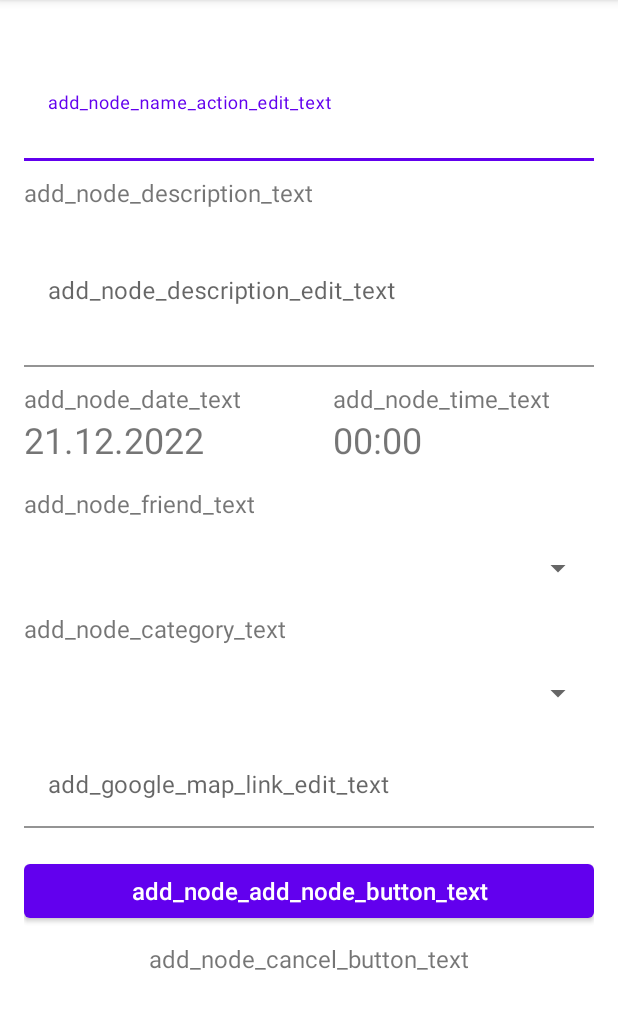
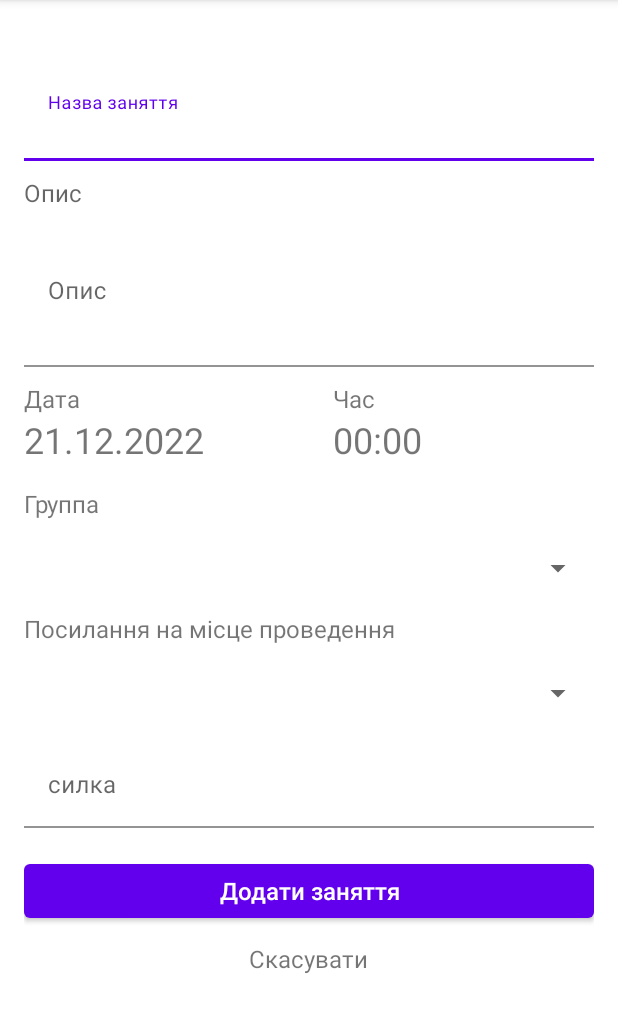
Before and after one commit to MasterNikPro/piv_dev_project, an Android app: the screen it shows after launch once a user with an empty profile is signed in (CreateLessonActivity), after a tap on an icon or button, on a phone screen of 412 x 824 dp, the part 84-1117 px from its top. Run offline under Robolectric (Android 15) with nearby library versions, the phone set to English and light mode, and no system bars; our stand-ins replace Firebase (no records; nobody signed in at launch, a user with empty details on screens opened directly).

Commit message:
adding complete

```diff
--- a/app/src/main/java/com/example/piv_dev_project/MainActivity.java
+++ b/app/src/main/java/com/example/piv_dev_project/MainActivity.java
@@ -6,6 +6,8 @@ import android.content.Intent;
 import android.os.Bundle;
 
 import com.example.piv_dev_project.auth.RegisterActivity;
+import com.example.piv_dev_project.user.ProfessorClass;
+import com.example.piv_dev_project.user.ProfessorNetwork;
 import com.google.firebase.auth.FirebaseAuth;
 import com.google.firebase.auth.FirebaseUser;
 
@@ -26,8 +28,9 @@ public class MainActivity extends AppCompatActivity {
         currentUser = mAuth.getCurrentUser();
         if (currentUser != null) {
             currentUser.reload();
+            ProfessorNetwork user= new ProfessorNetwork("Hui","Zalupa",currentUser.getUid());
+        } else {
 
-        } else {
             Intent intent = new Intent(MainActivity.this, RegisterActivity.class);
             startActivity(intent);
         }
--- a/app/src/main/java/com/example/piv_dev_project/lesson/CreateLessonActivity.java
+++ b/app/src/main/java/com/example/piv_dev_project/lesson/CreateLessonActivity.java
@@ -2,15 +2,55 @@ package com.example.piv_dev_project.lesson;
 
 import androidx.appcompat.app.AppCompatActivity;
 
+import android.content.Intent;
 import android.os.Bundle;
+import android.view.View;
+import android.widget.Button;
+import android.widget.EditText;
+import android.widget.Spinner;
+import android.widget.TextView;
 
+import com.example.piv_dev_project.MainActivity;
 import com.example.piv_dev_project.R;
+import com.google.android.material.textfield.TextInputEditText;
+import com.google.android.material.textfield.TextInputLayout;
+import com.google.firebase.firestore.FirebaseFirestore;
+
+import java.util.Date;
 
 public class CreateLessonActivity extends AppCompatActivity {
-
+    TextInputLayout title;
+    TextInputLayout description;
+    String time;
+    String date;
+    Spinner group;
+    TextInputEditText link;
+    Button add;
+    TextView cancel;
+    FirebaseFirestore db;
     @Override
     protected void onCreate(Bundle savedInstanceState) {
         super.onCreate(savedInstanceState);
         setContentView(R.layout.activity_create_lesson);
+        title= findViewById(R.id.add_note_set_title_input_layout);
+        description= findViewById(R.id.add_note_set_description_input_layout);
+        group=findViewById(R.id.add_node_set_friend_spinner_id);
+        link=findViewById(R.id.add_note_link_google_map_layout_edit_text_view_id);
+        add=findViewById(R.id.add_note_save_note_button);
+        cancel=findViewById(R.id.add_note_cancel_text_view);
+        db = FirebaseFirestore.getInstance();
+    }
+
+    public void cancel(View view) {
+        Intent intent= new Intent(CreateLessonActivity.this, MainActivity.class);
+        startActivity(intent);
+    }
+
+    public void add(View view) {
+
+       // db.collection(MainActivity.getUser().getUser().getUid()).add(addingElement);
+        Intent intent = new Intent(CreateLessonActivity.this, MainActivity.class);
+        startActivity(intent);
+
     }
 }
--- a/app/src/main/res/layout/activity_create_lesson.xml
+++ b/app/src/main/res/layout/activity_create_lesson.xml
@@ -37,7 +37,7 @@
                 android:layout_height="wrap_content"
                 android:layout_below="@+id/add_note_name_action_text_view_id"
                 android:layout_marginBottom="10dp"
-                android:hint="add_node_name_action_edit_text"
+                android:hint="Назва заняття"
 
                 android:textSize="13sp"
                 app:boxBackgroundColor="@color/white"
@@ -58,8 +58,8 @@
                 android:layout_width="wrap_content"
                 android:layout_height="wrap_content"
                 android:layout_below="@+id/add_note_set_title_input_layout"
-                android:text="add_node_description_text"
-                android:textSize="16dp" />
+                android:hint="Опис"
+                android:textSize="16sp" />
 
             <com.google.android.material.textfield.TextInputLayout
                 android:id="@+id/add_note_set_description_input_layout"
@@ -71,7 +71,7 @@
                 app:boxCornerRadiusTopStart="5dp"
                 android:inputType="textMultiLine"
                 app:boxBackgroundColor="@color/white"
-                android:hint="add_node_description_edit_text"
+                android:hint="Опис"
                 android:textSize="16dp"
                 android:layout_marginBottom="10dp"
                 >
@@ -102,7 +102,7 @@
                         android:id="@+id/add_node_date_text_view_id"
                         android:layout_width="match_parent"
                         android:layout_height="wrap_content"
-                        android:text="add_node_date_text"
+                        android:text="Дата"
                         android:textSize="16dp" />
 
                     <TextView
@@ -129,7 +129,7 @@
                         android:id="@+id/add_node_time_text_view_id"
                         android:layout_width="match_parent"
                         android:layout_height="wrap_content"
-                        android:text="add_node_time_text"
+                        android:text="Час"
                         android:textSize="16dp" />
 
                     <TextView
@@ -152,7 +152,7 @@
                 android:layout_height="wrap_content"
                 android:layout_below="@id/data_time_linear_layout"
                 android:layout_marginBottom="8dp"
-                android:text="add_node_friend_text"
+                android:text="Группа"
                 android:textSize="16dp" />
 
             <Spinner
@@ -170,7 +170,7 @@
                 android:layout_height="wrap_content"
                 android:layout_below="@id/add_node_set_friend_spinner_id"
                 android:layout_marginBottom="8dp"
-                android:text="add_node_category_text"
+                android:text="Посилання на місце проведення"
                 android:textSize="16dp" />
 
             <Spinner
@@ -192,7 +192,7 @@
                 app:boxCornerRadiusTopStart="5dp"
                 android:inputType="textMultiLine"
                 app:boxBackgroundColor="@color/white"
-                android:hint="add_google_map_link_edit_text"
+                android:hint="силка"
                 android:textSize="16dp"
                 android:layout_marginBottom="10dp"
                 >
@@ -221,7 +221,7 @@
 
                     android:letterSpacing="0"
                     android:onClick="add"
-                    android:text="add_node_add_node_button_text"
+                    android:text="Додати заняття"
                     android:textAllCaps="false"
                     android:textSize="16sp" />
 
@@ -233,7 +233,7 @@
                     android:layout_marginBottom="2dp"
                     android:onClick="cancel"
                     android:layout_below="@+id/add_note_save_note_button"
-                    android:text="add_node_cancel_button_text"
+                    android:text="Скасувати"
                     android:textSize="16dp" />
             </RelativeLayout>
 
```
